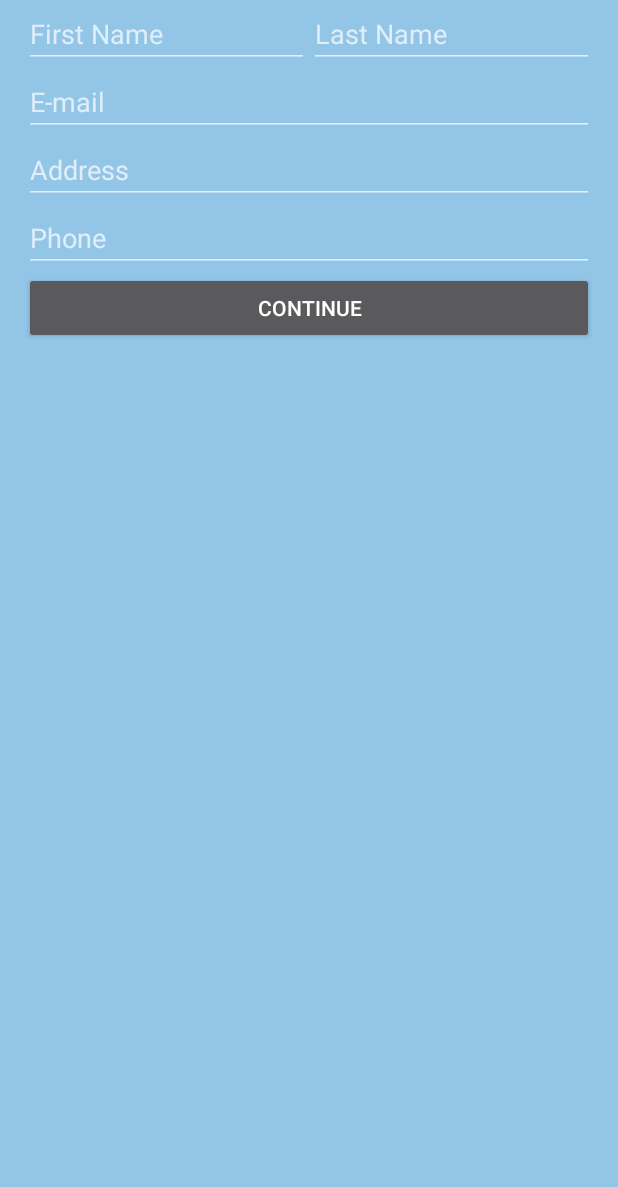
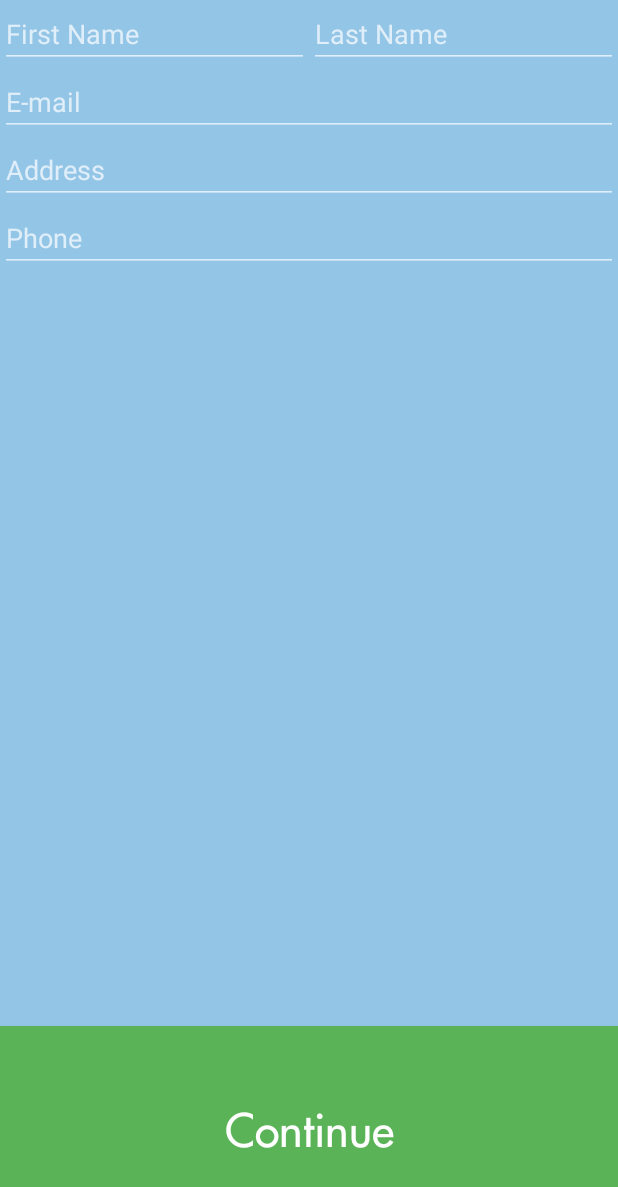
Before and after one commit to dnaismyth/bylaw_report_android, an Android app: the screen it shows after launch (MainActivity), after a tap on "Begin Report", on a phone screen of 412 x 824 dp. Shown: the top 1187 px of the screen. Run offline under Robolectric (Android 15) with nearby library versions, the phone set to English and light mode, and no system bars.

Commit message:
Add report info layout, add text size property to continue button

```diff
--- a/app/src/main/res/layout/activity_main.xml
+++ b/app/src/main/res/layout/activity_main.xml
@@ -15,7 +15,6 @@
         style="@style/continueButton"
         android:layout_width="match_parent"
         android:text="@string/report_continue"
-        android:textSize="30sp"
         android:onClick="beginReport" />
 </RelativeLayout>
 </LinearLayout>
--- a/app/src/main/res/layout/activity_user_info.xml
+++ b/app/src/main/res/layout/activity_user_info.xml
@@ -2,8 +2,8 @@
 <LinearLayout xmlns:android="http://schemas.android.com/apk/res/android"
     android:layout_width="match_parent"
     android:layout_height="match_parent"
-    android:paddingLeft="16dp"
-    android:paddingRight="16dp"
+    android:paddingLeft="0dp"
+    android:paddingRight="0dp"
     android:background="@color/cityBlue"
     android:orientation="vertical">
 
@@ -41,10 +41,16 @@
         android:layout_height="wrap_content"
         android:hint="@string/phone" />
 
-    <Button
+    <RelativeLayout
         android:layout_width="match_parent"
-        android:layout_height="wrap_content"
-        android:text="@string/button_continue"
-        android:onClick="sendMessage" />
+        android:layout_height="match_parent"
+        android:gravity="bottom">
 
+        <Button
+            android:layout_width="match_parent"
+            android:text="@string/button_continue"
+            style="@style/continueButton"
+            android:onClick="sendReporterInfo" />
+
+    </RelativeLayout>
 </LinearLayout>
--- /dev/null
+++ b/app/src/main/res/layout/report_info.xml
@@ -0,0 +1,6 @@
+<?xml version="1.0" encoding="utf-8"?>
+<LinearLayout xmlns:android="http://schemas.android.com/apk/res/android"
+    android:orientation="vertical" android:layout_width="match_parent"
+    android:layout_height="match_parent">
+
+</LinearLayout>
--- a/app/src/main/res/values/styles.xml
+++ b/app/src/main/res/values/styles.xml
@@ -11,6 +11,7 @@
 
     <style name="continueButton" parent="Widget.AppCompat.Button">
         <item name="android:typeface">monospace</item>
+        <item name="android:textSize">30sp</item>
         <item name="android:textAllCaps">false</item>
         <item name="android:background">@color/cityGreen</item>
         <item name="android:textColor">@color/white</item>
```
